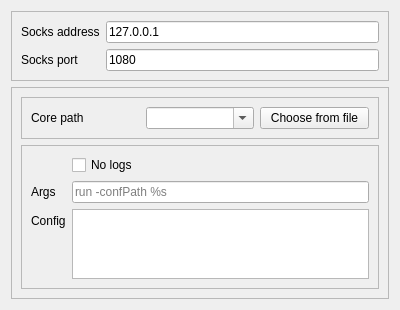
First picture: the form in include/ui/profile/edit_extra_core.ui, repository shengmo0210/Throne, before the edit.
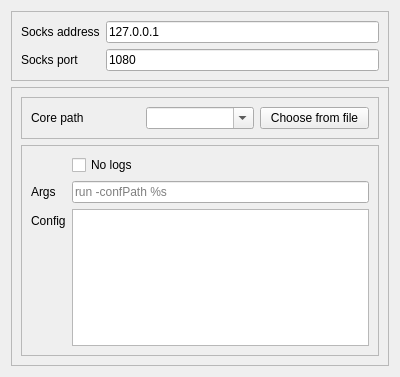
Second picture: the form after the edit.

Commit message: improve tooltips for extra core

```diff
--- a/include/ui/profile/edit_extra_core.ui
+++ b/include/ui/profile/edit_extra_core.ui
@@ -7,7 +7,7 @@
     <x>0</x>
     <y>0</y>
     <width>400</width>
-    <height>300</height>
+    <height>377</height>
    </rect>
   </property>
   <property name="windowTitle">
```
Left out of the diff: 4 changed lines with no effect on the pictures.
